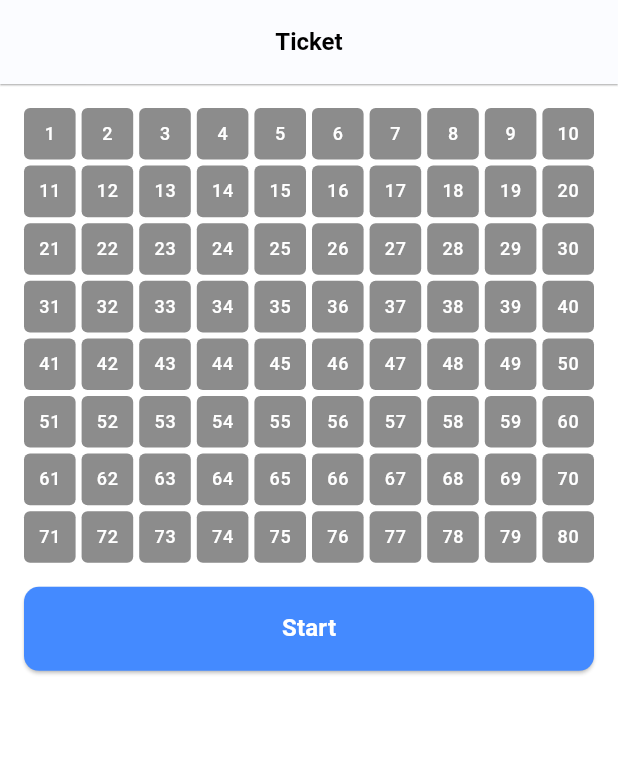
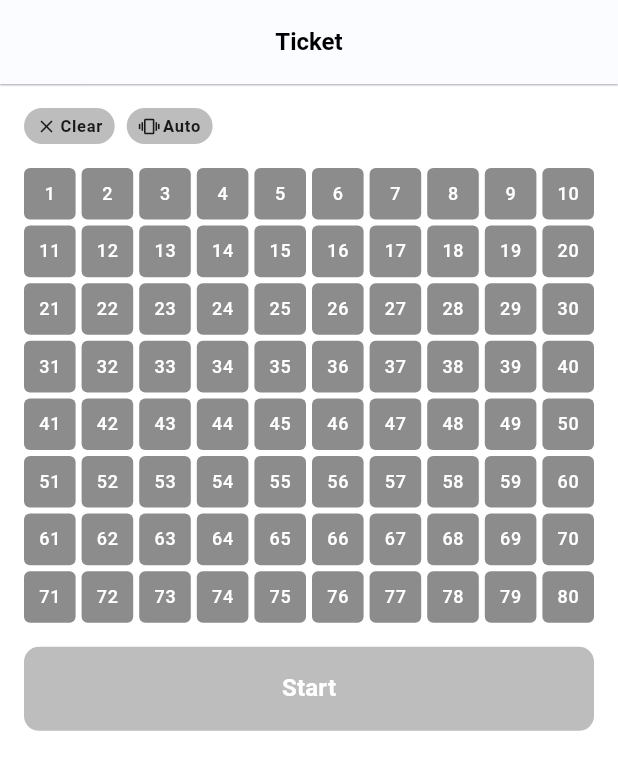
Before and after one commit to rayray199085/My-Draw, a Flutter app: the screen it shows after launch, on a phone screen of 412 x 824 dp. Shown: the top 770 px of the screen. Run offline on Flutter 3.47's test engine with Material 3 defaults, Android fonts, the phone set to English and light mode, and no system bars; our stand-ins replace bloc, flutter_bloc, freezed_annotation, go_router.

Commit message:
Add icon label button

```diff
--- a/lib/core/theme/my_theme.dart
+++ b/lib/core/theme/my_theme.dart
@@ -8,6 +8,7 @@ class MyTheme {
       primary: Colors.blueAccent,
       secondary: Colors.black87,
       onSecondary: Colors.white,
+      secondaryContainer: Colors.black26,
       tertiary: Colors.red,
     ),
     scaffoldBackgroundColor: Colors.white,
--- a/lib/core/theme/radius_values.dart
+++ b/lib/core/theme/radius_values.dart
@@ -1,4 +1,5 @@
 class RadiusValues {
   static const double circular4 = 4.0;
   static const double circular10 = 10.0;
+  static const double circular20 = 20.0;
 }
--- a/lib/features/screens/draw/presentation/widgets/draw_board/draw_board.dart
+++ b/lib/features/screens/draw/presentation/widgets/draw_board/draw_board.dart
@@ -1,5 +1,4 @@
 import 'package:flutter/material.dart';
-import 'package:my_draw/features/screens/draw/presentation/widgets/animated_circle.dart';
 
 import '../../../../../../core/constants/app_constants.dart';
 import '../../../../../../core/theme/gaps.dart';
@@ -38,10 +37,6 @@ class DrawBoard extends StatelessWidget {
                   )
                 ],
               ),
-              Align(
-                alignment: Alignment.center,
-                child: AnimatedCircle(number: 10),
-              ),
             ],
           ),
         );
--- a/lib/features/screens/ticket/presentation/cubit/ticket_cubit.dart
+++ b/lib/features/screens/ticket/presentation/cubit/ticket_cubit.dart
@@ -1,6 +1,10 @@
+import 'dart:math';
+
 import 'package:bloc/bloc.dart';
 import 'package:freezed_annotation/freezed_annotation.dart';
 import 'package:my_draw/features/screens/ticket/presentation/ticket_screen_constants.dart';
+
+import '../../../../../core/constants/app_constants.dart';
 
 part 'ticket_state.dart';
 part 'ticket_cubit.freezed.dart';
@@ -22,4 +26,19 @@ class TicketCubit extends Cubit<TicketState> {
               selectedNumbers.where((n) => n != newNumber).toList()));
     }
   }
+
+  void clearSelectedNumbers() => emit(state.copyWith(selectedNumbers: []));
+
+  void autoGenerateTicketNumbers() {
+    final List<int> ticketNumbers =
+        List.generate(AppConstants.totalTicketNumber, (index) => index + 1);
+    final List<int> generatedNumbers = [];
+    final random = Random();
+    for (var i = 0; i < TicketScreenConstants.maxSelectedNumber; i++) {
+      final index = random.nextInt(ticketNumbers.length);
+      final number = ticketNumbers.removeAt(index);
+      generatedNumbers.add(number);
+    }
+    emit(state.copyWith(selectedNumbers: generatedNumbers));
+  }
 }
--- a/lib/features/screens/ticket/presentation/ticket_screen.dart
+++ b/lib/features/screens/ticket/presentation/ticket_screen.dart
@@ -4,6 +4,8 @@ import 'package:go_router/go_router.dart';
 import 'package:my_draw/core/router/app_route.dart';
 import 'package:my_draw/core/theme/gaps.dart';
 import 'package:my_draw/features/screens/ticket/presentation/cubit/ticket_cubit.dart';
+import 'package:my_draw/features/screens/ticket/presentation/ticket_screen_constants.dart';
+import 'package:my_draw/features/screens/ticket/presentation/widgets/icon_text_button.dart';
 import 'package:my_draw/features/screens/ticket/presentation/widgets/number_selection_board.dart';
 
 import '../../../../generated/l10n.dart';
@@ -40,16 +42,33 @@ class TicketBody extends StatelessWidget {
             padding: const EdgeInsets.all(Gaps.spacing16),
             child: Column(
               crossAxisAlignment: CrossAxisAlignment.stretch,
+              spacing: Gaps.spacing16,
               children: [
+                Row(
+                  spacing: Gaps.spacing8,
+                  children: [
+                    IconTextButton(
+                      icon: Icons.clear,
+                      label: S.of(context).clear,
+                      onTap: () =>
+                          context.read<TicketCubit>().clearSelectedNumbers(),
+                    ),
+                    IconTextButton(
+                      icon: Icons.vibration,
+                      label: S.of(context).auto,
+                      onTap: () => context
+                          .read<TicketCubit>()
+                          .autoGenerateTicketNumbers(),
+                    )
+                  ],
+                ),
                 NumberSelectionBoard(selectedNumbers: selectedNumbers),
-                const SizedBox(height: Gaps.spacing16),
                 ElevatedButton(
-                    onPressed: () => context.push(const DrawRoute().location,
-                        extra: selectedNumbers),
-                    // onPressed: selectedNumbers.length ==
-                    //         TicketScreenConstants.maxSelectedNumber
-                    //     ? () => DrawRoute().push(context)
-                    //     : null,
+                    onPressed: selectedNumbers.length ==
+                            TicketScreenConstants.maxSelectedNumber
+                        ? () => context.push(const DrawRoute().location,
+                            extra: selectedNumbers)
+                        : null,
                     child: Text(
                       S.of(context).start,
                       style: Theme.of(context).textTheme.titleMedium?.copyWith(
--- /dev/null
+++ b/lib/features/screens/ticket/presentation/widgets/icon_text_button.dart
@@ -0,0 +1,53 @@
+import 'package:flutter/material.dart';
+import 'package:my_draw/core/theme/gaps.dart';
+import 'package:my_draw/core/theme/radius_values.dart';
+
+const double _iconSize = 14.0;
+
+class IconTextButton extends StatelessWidget {
+  const IconTextButton({
+    super.key,
+    required this.icon,
+    required this.label,
+    this.onTap,
+  });
+
+  final IconData icon;
+  final String label;
+  final VoidCallback? onTap;
+
+  @override
+  Widget build(BuildContext context) {
+    final borderRadius = BorderRadius.circular(RadiusValues.circular20);
+    return InkWell(
+      borderRadius: borderRadius,
+      onTap: onTap,
+      child: Container(
+        decoration: BoxDecoration(
+          color: Theme.of(context).colorScheme.secondaryContainer,
+          borderRadius: borderRadius,
+        ),
+        padding: const EdgeInsets.symmetric(
+            horizontal: Gaps.spacing8, vertical: Gaps.spacing4),
+        child: Row(
+          mainAxisSize: MainAxisSize.min,
+          spacing: Gaps.spacing2,
+          children: [
+            Icon(
+              icon,
+              color: Theme.of(context).colorScheme.secondary,
+              size: _iconSize,
+            ),
+            Text(
+              label,
+              style: Theme.of(context).textTheme.labelSmall?.copyWith(
+                    color: Theme.of(context).colorScheme.secondary,
+                    fontWeight: FontWeight.w600,
+                  ),
+            )
+          ],
+        ),
+      ),
+    );
+  }
+}
--- a/lib/l10n/intl_en.arb
+++ b/lib/l10n/intl_en.arb
@@ -1,6 +1,8 @@
 {
   "@@locale": "en",
+  "auto": "Auto",
   "ballNumbers": "Ball numbers",
+  "clear": "Clear",
   "draw": "Draw",
   "heads": "Heads",
   "start": "Start",
```
Also changed, not shown: lib/features/screens/draw/presentation/draw_screen.dart (+0 -11 lines), lib/generated/intl/messages_en.dart, lib/generated/l10n.dart.
